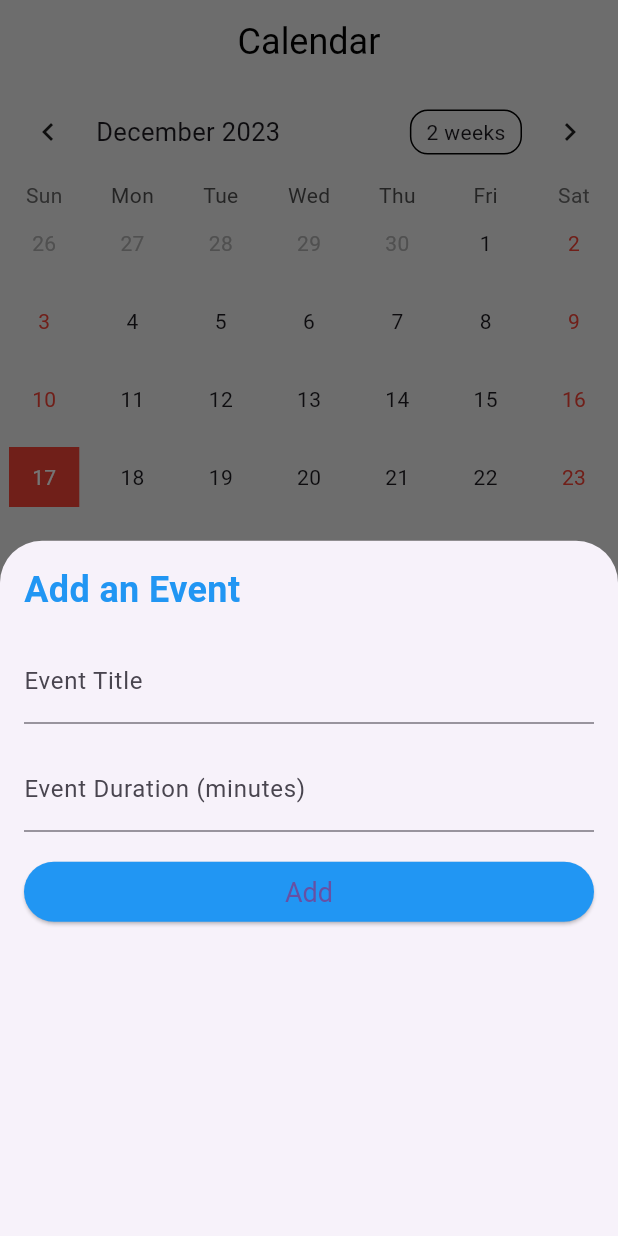
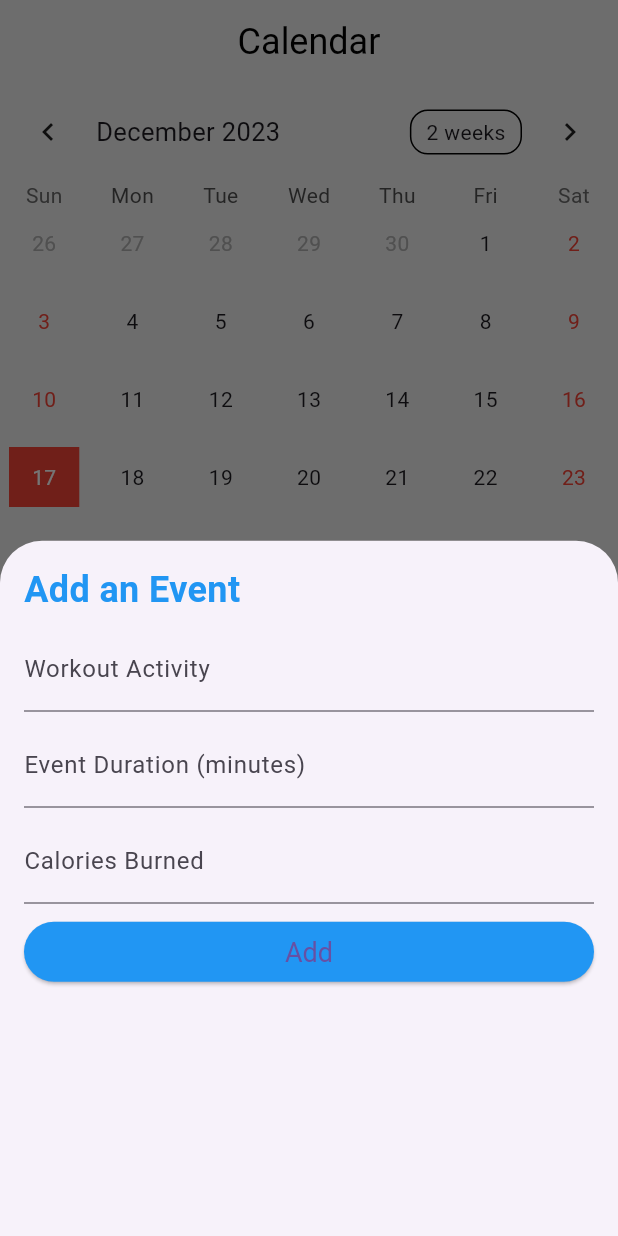
Before and after one commit to NoahCherel/FitEpitech, a Flutter app: the MainScreen screen opened by its route, item 2 of the bottom bar chosen, after a tap on the "add" icon, on a phone screen of 412 x 824 dp. Run offline on Flutter 3.47's test engine with Material 3 defaults, Android fonts, the phone set to English and light mode, and no system bars; drawn by our look-alikes of table_calendar; our stand-ins replace cloud_firestore, firebase_auth, firebase_core, sensors; accounts and stored records are empty; network calls fail.

Commit message:
[ADD] Widgetisation of calendar and fitness metrics

```diff
--- a/lib/Fitness/calendar.dart
+++ b/lib/Fitness/calendar.dart
@@ -14,14 +14,16 @@ class CalendarScreen extends StatefulWidget {
 }
 
 class Event {
-  final String title;
   final DateTime date;
   final int durationInMinutes;
+  final String workoutActivity;
+  final int caloriesBurned;
 
   Event({
-    required this.title,
     required this.date,
     required this.durationInMinutes,
+    required this.workoutActivity,
+    required this.caloriesBurned,
   });
 }
 
@@ -32,8 +34,9 @@ class _CalendarScreenState extends State<CalendarScreen> {
   int _selectedIndex = 1;
   List<Event> _events = [];
 
-  final TextEditingController _titleController = TextEditingController();
   final TextEditingController _durationController = TextEditingController();
+  final TextEditingController _workoutActivityController = TextEditingController();
+  final TextEditingController _caloriesBurnedController = TextEditingController();
 
   @override
   Widget build(BuildContext context) {
@@ -49,9 +52,15 @@ class _CalendarScreenState extends State<CalendarScreen> {
               itemBuilder: (context, index) {
                 final event = _events[index];
                 if (isSameDay(event.date, _selectedDay)) {
-                  return ListTile(
-                    title: Text(event.title),
-                    subtitle: Text('${event.durationInMinutes} minutes'),
+                  return GestureDetector(
+                    onTap: () {
+                      _removeEvent(index);
+                    },
+                    child: ListTile(
+                      title: Text(event.workoutActivity),
+                      subtitle: Text('${event.durationInMinutes} minutes'),
+                      trailing: Text('${event.caloriesBurned} calories'),
+                    ),
                   );
                 }
                 return const SizedBox.shrink();
@@ -138,7 +147,7 @@ class _CalendarScreenState extends State<CalendarScreen> {
       eventLoader: (day) {
         return _events
             .where((event) => isSameDay(event.date, day))
-            .map((event) => event.title)
+            .map((event) => event.workoutActivity)
             .toList();
       },
       calendarStyle: const CalendarStyle(
@@ -189,18 +198,24 @@ class _CalendarScreenState extends State<CalendarScreen> {
             'Add an Event',
             style: TextStyle(fontSize: 24.0, fontWeight: FontWeight.bold, color: Colors.blue),
           ),
-          SizedBox(height: 16.0),
+          SizedBox(height: 8.0),
           TextFormField(
-            controller: _titleController,
-            decoration: const InputDecoration(labelText: 'Event Title'),
+            controller: _workoutActivityController,
+            decoration: const InputDecoration(labelText: 'Workout Activity'),
           ),
-          SizedBox(height: 16.0),
+          SizedBox(height: 8.0),
           TextFormField(
             controller: _durationController,
             keyboardType: TextInputType.number,
             decoration: const InputDecoration(labelText: 'Event Duration (minutes)'),
           ),
-          SizedBox(height: 16.0),
+          SizedBox(height: 8.0),
+          TextFormField(
+            controller: _caloriesBurnedController,
+            keyboardType: TextInputType.number,
+            decoration: const InputDecoration(labelText: 'Calories Burned'),
+          ),
+          SizedBox(height: 8.0),
           ElevatedButton(
             onPressed: _addEvent,
             style: ElevatedButton.styleFrom(
@@ -227,20 +242,30 @@ class _CalendarScreenState extends State<CalendarScreen> {
   }
 
   void _addEvent() {
-    final title = _titleController.text;
     final duration = int.tryParse(_durationController.text) ?? 0;
+    final workoutActivity = _workoutActivityController.text;
+    final caloriesBurned = int.tryParse(_caloriesBurnedController.text) ?? 0;
 
-    if (title.isNotEmpty && duration > 0) {
+    if (duration > 0 && workoutActivity.isNotEmpty && caloriesBurned > 0) {
       final newEvent = Event(
-        title: title,
         date: _selectedDay,
         durationInMinutes: duration,
+        workoutActivity: workoutActivity,
+        caloriesBurned: caloriesBurned,
       );
       setState(() {
         _events.add(newEvent);
-        _titleController.clear();
         _durationController.clear();
+        _workoutActivityController.clear();
+        _caloriesBurnedController.clear();
       });
+      Navigator.pop(context);
     }
   }
+
+  void _removeEvent(int index) {
+    setState(() {
+      _events.removeAt(index);
+    });
+  }
 }
--- /dev/null
+++ b/lib/UI/calendarWidget.dart
@@ -0,0 +1,57 @@
+import 'package:flutter/material.dart';
+
+class SmallCalendarWidget extends StatelessWidget {
+  final DateTime selectedDay;
+  final List<String> events;
+
+  const SmallCalendarWidget({
+    required this.selectedDay,
+    required this.events,
+    Key? key,
+  }) : super(key: key);
+
+  @override
+  Widget build(BuildContext context) {
+    return Container(
+      width: 180,
+      height: 180,
+      decoration: BoxDecoration(
+        color: Colors.white,
+        borderRadius: BorderRadius.circular(20.0),
+        boxShadow: [
+          BoxShadow(
+            color: Colors.black26,
+            offset: Offset(0.0, 2.0),
+            blurRadius: 6.0,
+          ),
+        ],
+      ),
+      padding: EdgeInsets.all(16.0),
+      child: Column(
+        crossAxisAlignment: CrossAxisAlignment.start,
+        children: [
+          Text(
+            'Selected Day:',
+            style: TextStyle(fontSize: 16, fontWeight: FontWeight.bold),
+          ),
+          SizedBox(height: 8),
+          Text(
+            '${selectedDay.day}/${selectedDay.month}/${selectedDay.year}',
+            style: TextStyle(fontSize: 16),
+          ),
+          SizedBox(height: 16),
+          Text(
+            'Events:',
+            style: TextStyle(fontSize: 16, fontWeight: FontWeight.bold),
+          ),
+          SizedBox(height: 8),
+          for (String event in events)
+            Text(
+              '- $event',
+              style: TextStyle(fontSize: 16),
+            ),
+        ],
+      ),
+    );
+  }
+}
--- /dev/null
+++ b/lib/UI/fitnessMetrics.dart
@@ -0,0 +1,89 @@
+import 'package:flutter/material.dart';
+
+class SmallFitnessMetricsWidget extends StatefulWidget {
+  final int steps;
+  final int caloriesBurned;
+  final Duration duration;
+  final double milesWalked;
+
+  const SmallFitnessMetricsWidget({
+    required this.steps,
+    required this.caloriesBurned,
+    required this.duration,
+    required this.milesWalked,
+    Key? key,
+  }) : super(key: key);
+
+  @override
+  _SmallFitnessMetricsWidgetState createState() => _SmallFitnessMetricsWidgetState();
+}
+
+class _SmallFitnessMetricsWidgetState extends State<SmallFitnessMetricsWidget> {
+  bool isStarted = false;
+
+  @override
+  Widget build(BuildContext context) {
+    return Container(
+      width: 180,
+      height: 180,
+      decoration: BoxDecoration(
+        color: Colors.blue,
+        borderRadius: BorderRadius.circular(20.0),
+        boxShadow: [
+          BoxShadow(
+            color: Colors.black26,
+            offset: Offset(0.0, 2.0),
+            blurRadius: 6.0,
+          ),
+        ],
+      ),
+      padding: EdgeInsets.all(16.0),
+      child: isStarted
+          ? _buildMetricsGrid()
+          : _buildStartButton(),
+    );
+  }
+
+  Widget _buildMetricsGrid() {
+    return GridView.count(
+      crossAxisCount: 2, // Number of columns in the grid
+      crossAxisSpacing: 8.0,
+      mainAxisSpacing: 8.0,
+      children: <Widget>[
+        _buildMetricItem('Steps', '${widget.steps}'),
+        _buildMetricItem('Calories', '${widget.caloriesBurned}'),
+        _buildMetricItem('Duration', '${widget.duration.inMinutes} min'),
+        _buildMetricItem('Miles', '${widget.milesWalked}'),
+      ],
+    );
+  }
+
+  Widget _buildMetricItem(String label, String value) {
+    return Column(
+      mainAxisAlignment: MainAxisAlignment.center,
+      children: [
+        Text(
+          label,
+          style: TextStyle(fontSize: 14, color: Colors.white),
+        ),
+        Text(
+          value,
+          style: TextStyle(fontSize: 16, fontWeight: FontWeight.bold, color: Colors.white),
+        ),
+      ],
+    );
+  }
+
+  Widget _buildStartButton() {
+    return Center(
+      child: ElevatedButton(
+        onPressed: () {
+          setState(() {
+            isStarted = true;
+          });
+        },
+        child: Text('Start'),
+      ),
+    );
+  }
+}
--- a/lib/UI/homepage.dart
+++ b/lib/UI/homepage.dart
@@ -6,6 +6,8 @@ import 'package:sensors/sensors.dart';
 import '../auth.dart';
 import '../UI/login.dart';
 import '../UI/welcome.dart';
+import 'fitnessMetrics.dart';
+import 'calendarWidget.dart';
 
 class MainScreen extends StatefulWidget {
   static const routeName = '/main';
@@ -23,6 +25,7 @@ class _MainScreenState extends State<MainScreen> {
   double milesWalked = 0.0;
   late DateTime startTime;
   int _selectedIndex = 0;
+  List<Event> _events = [];
 
   @override
   void initState() {
@@ -75,50 +78,38 @@ class _MainScreenState extends State<MainScreen> {
           // Calendar Button
         ],
       ),
-      body: Center(
+      body: SingleChildScrollView(
         child: Column(
           mainAxisAlignment: MainAxisAlignment.center,
           children: <Widget>[
-            Text(
-              'Welcome to FitTech Pro!',
-              style: TextStyle(fontSize: 24.0),
+            // Use a GridView for the grid layout
+            GridView.count(
+              crossAxisCount: 2,
+              mainAxisSpacing: 20.0,
+              crossAxisSpacing: 20.0,
+              shrinkWrap: true,
+              physics: NeverScrollableScrollPhysics(),
+              childAspectRatio: 1, // Adjust this aspect ratio to change the box size
+              children: [
+                Container(
+                  padding: EdgeInsets.all(10.0),
+                  child: SmallFitnessMetricsWidget(
+                    steps: steps,
+                    caloriesBurned: caloriesBurned,
+                    duration: duration,
+                    milesWalked: milesWalked,
+                  ),
+                ),
+                Container(
+                  padding: EdgeInsets.all(10.0),
+                  child: SmallCalendarWidget(
+                    selectedDay: DateTime.now(),
+                    events: _events.map((event) => event.workoutActivity).toList(),
+                  ),
+                ),
+              ],
             ),
-            SizedBox(height: 20),
-            Text(
-              'Steps taken:',
-              style: TextStyle(fontSize: 20),
-            ),
-            Text(
-              '$steps',
-              style: TextStyle(fontSize: 40, fontWeight: FontWeight.bold),
-            ),
-            SizedBox(height: 10),
-            Text(
-              'Calories burned:',
-              style: TextStyle(fontSize: 20),
-            ),
-            Text(
-              '$caloriesBurned',
-              style: TextStyle(fontSize: 24),
-            ),
-            SizedBox(height: 10),
-            Text(
-              'Duration:',
-              style: TextStyle(fontSize: 20),
-            ),
-            Text(
-              '${duration.inHours}:${(duration.inMinutes % 60).toString().padLeft(2, '0')}:${(duration.inSeconds % 60).toString().padLeft(2, '0')}',
-              style: TextStyle(fontSize: 24),
-            ),
-            SizedBox(height: 10),
-            Text(
-              'Miles walked:',
-              style: TextStyle(fontSize: 20),
-            ),
-            Text(
-              '$milesWalked',
-              style: TextStyle(fontSize: 24),
-            ),
+            const SizedBox(height: 20),
           ],
         ),
       ),
@@ -143,7 +134,6 @@ class _MainScreenState extends State<MainScreen> {
           setState(() {
             _selectedIndex = index;
           });
-          // Navigate to the selected page
           if (_selectedIndex == 0) {
             // Home page is already being displayed, no need to navigate
           } else if (_selectedIndex == 1) {
@@ -152,7 +142,6 @@ class _MainScreenState extends State<MainScreen> {
             Navigator.pushNamed(context, ProfileScreen.routeName);
           }
         },
-
       ),
     );
   }
```
